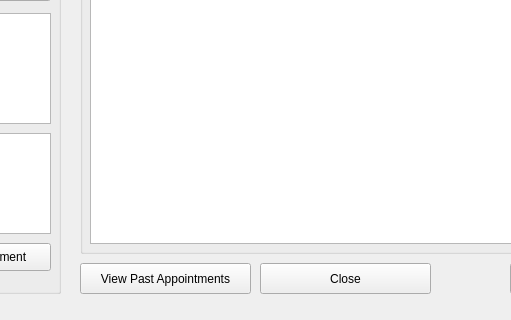
Above: Screens/Doctor MainMenu.ui from RaahimHash/DBMS-Project-UHU-Clinic before the change; both pictures show x 300 to 811 and y 167 to 487 of the 910 by 487 pixel window. Below: the same form after it.
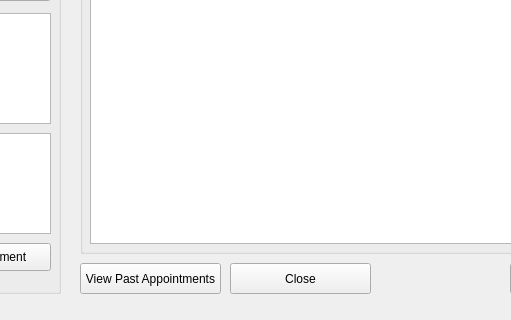
That is the form after the change.

Diff of the .ui file:
```diff
--- a/Screens/Doctor MainMenu.ui
+++ b/Screens/Doctor MainMenu.ui
@@ -174,9 +174,9 @@
    <widget class="QPushButton" name="pushClose">
     <property name="geometry">
      <rect>
-      <x>560</x>
+      <x>530</x>
       <y>430</y>
-      <width>171</width>
+      <width>141</width>
       <height>31</height>
      </rect>
     </property>
@@ -228,7 +228,7 @@
      <rect>
       <x>380</x>
       <y>430</y>
-      <width>171</width>
+      <width>141</width>
       <height>31</height>
      </rect>
     </property>
```
